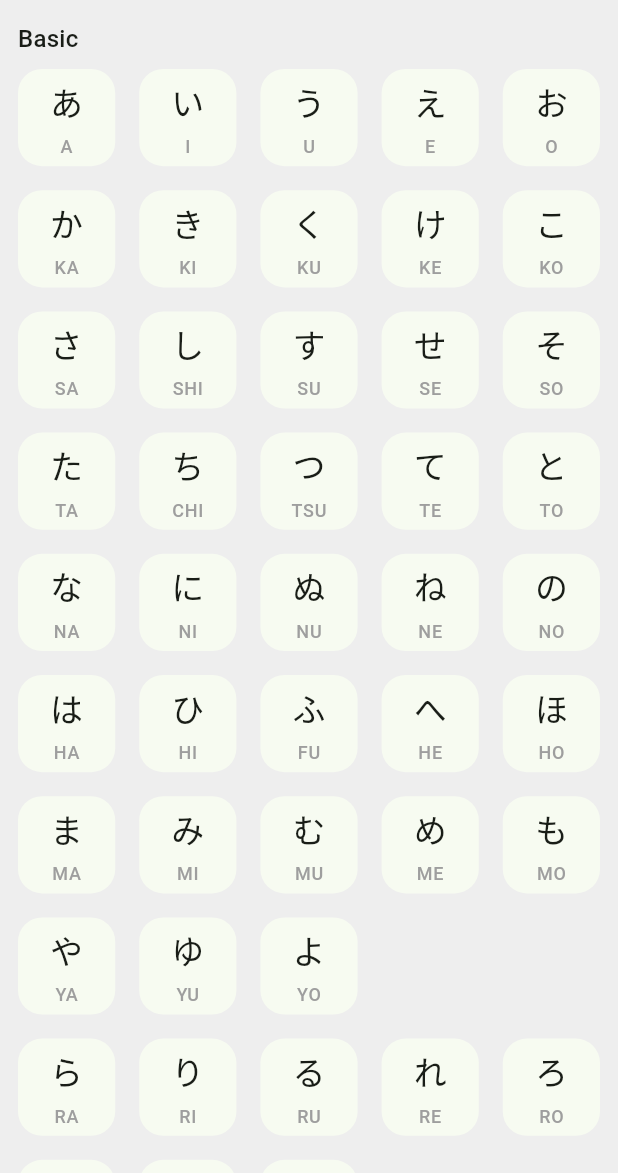
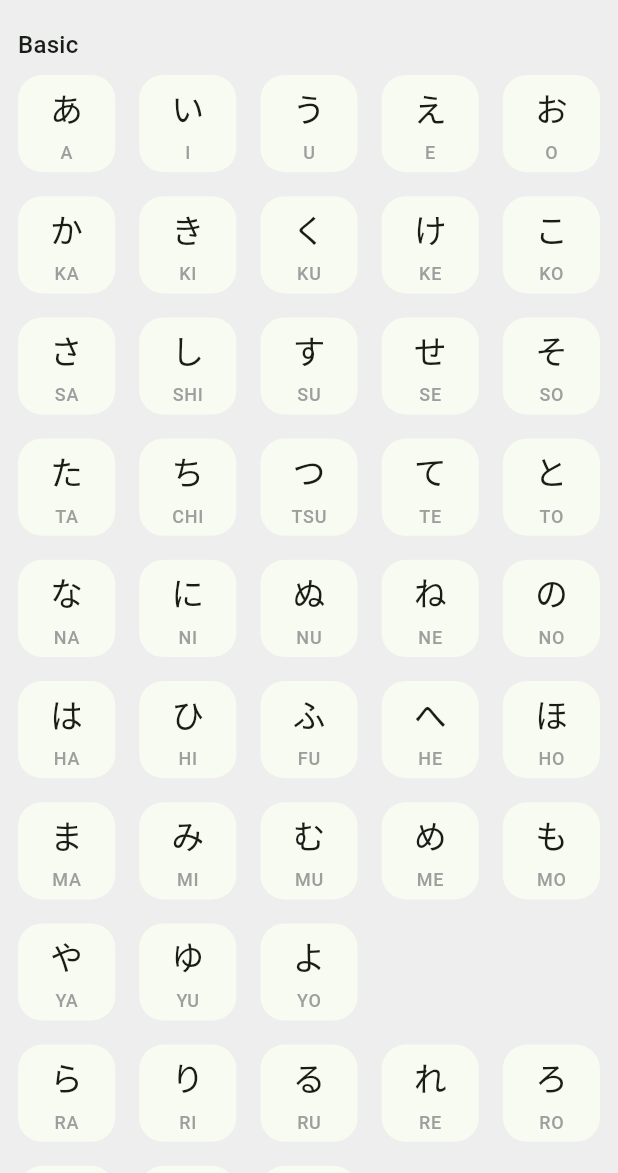
Before and after one commit to ydori/kana, a Flutter app: the HiraganaChartScreen screen opened by its route, on a phone screen of 412 x 824 dp, the part 63-1236 px from its top. Run offline on Flutter 3.47's test engine with Material 3 defaults, Android fonts, the phone set to English and light mode, and no system bars.

Commit message:
fix(ui): imrove chart padding

```diff
--- a/lib/feature/chart/hiragana_chart_screen.dart
+++ b/lib/feature/chart/hiragana_chart_screen.dart
@@ -20,6 +20,7 @@ class HiraganaChartScreen extends StatelessWidget {
       ),
       body: LayoutBuilder(
         builder: (context, constraints) {
+          final padding = EdgeInsets.all(4.0);
           if (constraints.maxWidth > 1500) {
             return Row(
               children: [
@@ -27,21 +28,21 @@ class HiraganaChartScreen extends StatelessWidget {
                   child: KanaChart(
                     title: "Basic",
                     kanaMaps: Hiragana.bases,
-                    padding: EdgeInsets.symmetric(horizontal: 4.0),
+                    padding: padding,
                   ),
                 ),
                 Expanded(
                   child: KanaChart(
                     title: "Dakuten",
                     kanaMaps: Hiragana.dakutens,
-                    padding: EdgeInsets.symmetric(horizontal: 4.0),
+                    padding: padding,
                   ),
                 ),
                 Expanded(
                   child: KanaChart(
                     title: "Handakuten",
                     kanaMaps: Hiragana.handakutens,
-                    padding: EdgeInsets.symmetric(horizontal: 4.0),
+                    padding: padding,
                   ),
                 ),
               ],
@@ -55,7 +56,7 @@ class HiraganaChartScreen extends StatelessWidget {
                   child: KanaChart(
                     title: "Basic",
                     kanaMaps: Hiragana.bases,
-                    padding: EdgeInsets.symmetric(horizontal: 4.0),
+                    padding: padding,
                   ),
                 ),
                 Expanded(
@@ -65,7 +66,7 @@ class HiraganaChartScreen extends StatelessWidget {
                         KanaChart(
                           title: "Dakuten",
                           kanaMaps: Hiragana.dakutens,
-                          padding: EdgeInsets.symmetric(horizontal: 4.0),
+                          padding: padding,
                           scrollPhysics: NeverScrollableScrollPhysics(),
                           shrinkWrap: true,
                         ),
@@ -73,7 +74,7 @@ class HiraganaChartScreen extends StatelessWidget {
                         KanaChart(
                           title: "Handakuten",
                           kanaMaps: Hiragana.handakutens,
-                          padding: EdgeInsets.symmetric(horizontal: 4.0),
+                          padding: padding,
                           scrollPhysics: NeverScrollableScrollPhysics(),
                           shrinkWrap: true,
                         ),
@@ -90,7 +91,7 @@ class HiraganaChartScreen extends StatelessWidget {
                 KanaChart(
                   title: "Basic",
                   kanaMaps: Hiragana.bases,
-                  padding: EdgeInsets.symmetric(horizontal: 4.0),
+                  padding: padding,
                   scrollPhysics: NeverScrollableScrollPhysics(),
                   shrinkWrap: true,
                 ),
@@ -98,7 +99,7 @@ class HiraganaChartScreen extends StatelessWidget {
                 KanaChart(
                   title: "Dakuten",
                   kanaMaps: Hiragana.dakutens,
-                  padding: EdgeInsets.symmetric(horizontal: 4.0),
+                  padding: padding,
                   scrollPhysics: NeverScrollableScrollPhysics(),
                   shrinkWrap: true,
                 ),
@@ -106,7 +107,7 @@ class HiraganaChartScreen extends StatelessWidget {
                 KanaChart(
                   title: "Handakuten",
                   kanaMaps: Hiragana.handakutens,
-                  padding: EdgeInsets.symmetric(horizontal: 4.0),
+                  padding: padding,
                   scrollPhysics: NeverScrollableScrollPhysics(),
                   shrinkWrap: true,
                 ),
```
